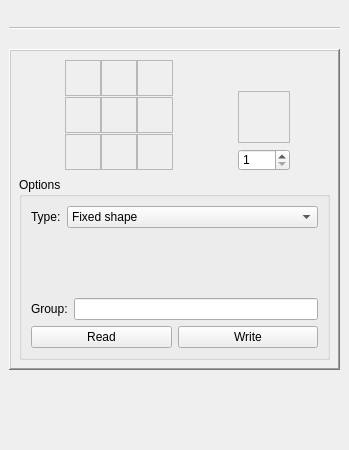
IoeCmcomc/MCDatapacker, file src/visualrecipeeditordock.ui: the form before one commit.
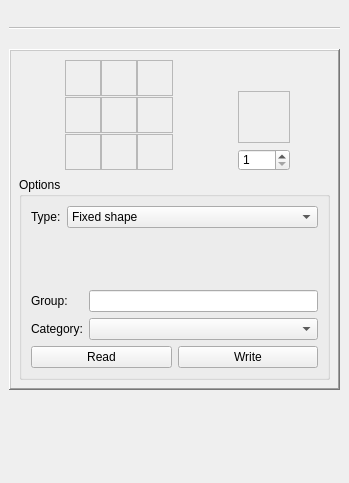
The form after the commit. Icons and pictures are not drawn. Custom widgets are drawn as their Qt base class.

What changed in the file:
```diff
--- a/src/visualrecipeeditordock.ui
+++ b/src/visualrecipeeditordock.ui
@@ -7,7 +7,7 @@
     <x>0</x>
     <y>0</y>
     <width>349</width>
-    <height>450</height>
+    <height>483</height>
    </rect>
   </property>
   <property name="sizePolicy">
@@ -1061,7 +1061,7 @@
              <item row="1" column="1">
               <widget class="QLineEdit" name="recipeGroupInput"/>
              </item>
-             <item row="2" column="0" colspan="2">
+             <item row="3" column="0" colspan="2">
               <layout class="QHBoxLayout" name="horizontalLayout_6">
                <item>
                 <widget class="QPushButton" name="readRecipeBtn">
@@ -1079,6 +1079,19 @@
                </item>
               </layout>
              </item>
+             <item row="2" column="0">
+              <widget class="QLabel" name="recipeCategoryLabel">
+               <property name="text">
+                <string>Category:</string>
+               </property>
+               <property name="buddy">
+                <cstring>recipeCategoryCombo</cstring>
+               </property>
+              </widget>
+             </item>
+             <item row="2" column="1">
+              <widget class="QComboBox" name="recipeCategoryCombo"/>
+             </item>
             </layout>
            </widget>
           </item>
```
Left out of the diff: 17 changed lines with no effect on the pictures.
